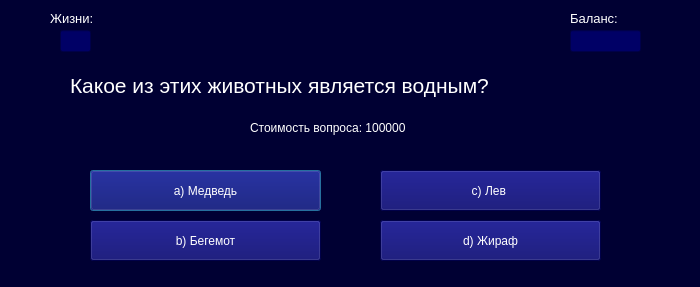
DelZeiT/How_to_become_a_millionaire, file ui_ui_files/question_window3_ui.ui: the form before one commit.
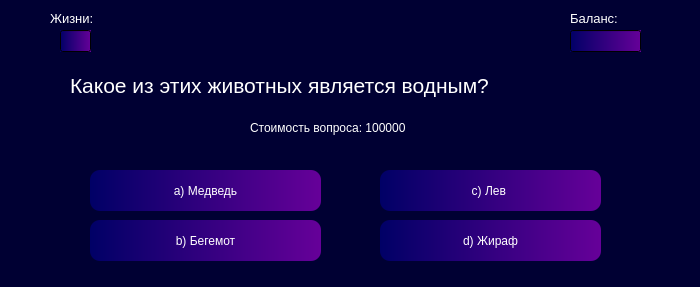
The form after the commit.

Patch:
```diff
--- a/ui_ui_files/question_window3_ui.ui
+++ b/ui_ui_files/question_window3_ui.ui
@@ -62,7 +62,7 @@
     </rect>
    </property>
    <property name="styleSheet">
-    <string notr="true">background-color: #000066; color: white</string>
+    <string notr="true">background-color: qlineargradient(x1:1, y1:0, x2:0, y2:0, stop:0 #660099, stop:1 #000066); color: white</string>
    </property>
    <property name="text">
     <string/>
@@ -102,7 +102,7 @@
     </rect>
    </property>
    <property name="styleSheet">
-    <string notr="true">background-color: #000066; color: white</string>
+    <string notr="true">background-color: qlineargradient(x1:1, y1:0, x2:0, y2:0, stop:0 #660099, stop:1 #000066); color: white</string>
    </property>
    <property name="text">
     <string/>
@@ -155,7 +155,7 @@
     </rect>
    </property>
    <property name="styleSheet">
-    <string notr="true">background-color: #000066; color: white</string>
+    <string notr="true">background-color: qlineargradient(x1:1, y1:0, x2:0, y2:0, stop:0 #660099, stop:1 #000066); color: white; border-radius: 10px</string>
    </property>
    <property name="text">
     <string>a) Медведь</string>
@@ -171,7 +171,7 @@
     </rect>
    </property>
    <property name="styleSheet">
-    <string notr="true">background-color: #000066; color: white</string>
+    <string notr="true">background-color: qlineargradient(x1:1, y1:0, x2:0, y2:0, stop:0 #660099, stop:1 #000066); color: white; border-radius: 10px</string>
    </property>
    <property name="text">
     <string> b) Бегемот </string>
@@ -187,7 +187,7 @@
     </rect>
    </property>
    <property name="styleSheet">
-    <string notr="true">background-color: #000066; color: white</string>
+    <string notr="true">background-color: qlineargradient(x1:1, y1:0, x2:0, y2:0, stop:0 #660099, stop:1 #000066); color: white; border-radius: 10px</string>
    </property>
    <property name="text">
     <string>c) Лев </string>
@@ -203,7 +203,7 @@
     </rect>
    </property>
    <property name="styleSheet">
-    <string notr="true">background-color: #000066; color: white</string>
+    <string notr="true">background-color: qlineargradient(x1:1, y1:0, x2:0, y2:0, stop:0 #660099, stop:1 #000066); color: white; border-radius: 10px</string>
    </property>
    <property name="text">
     <string>d) Жираф</string>
```
